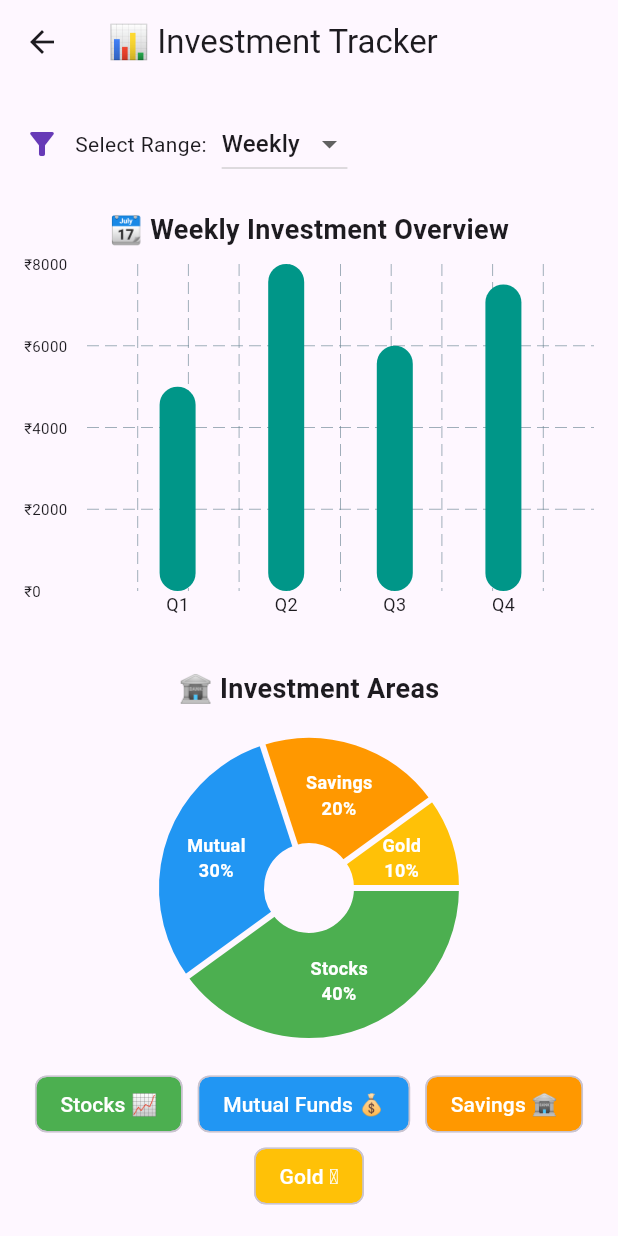
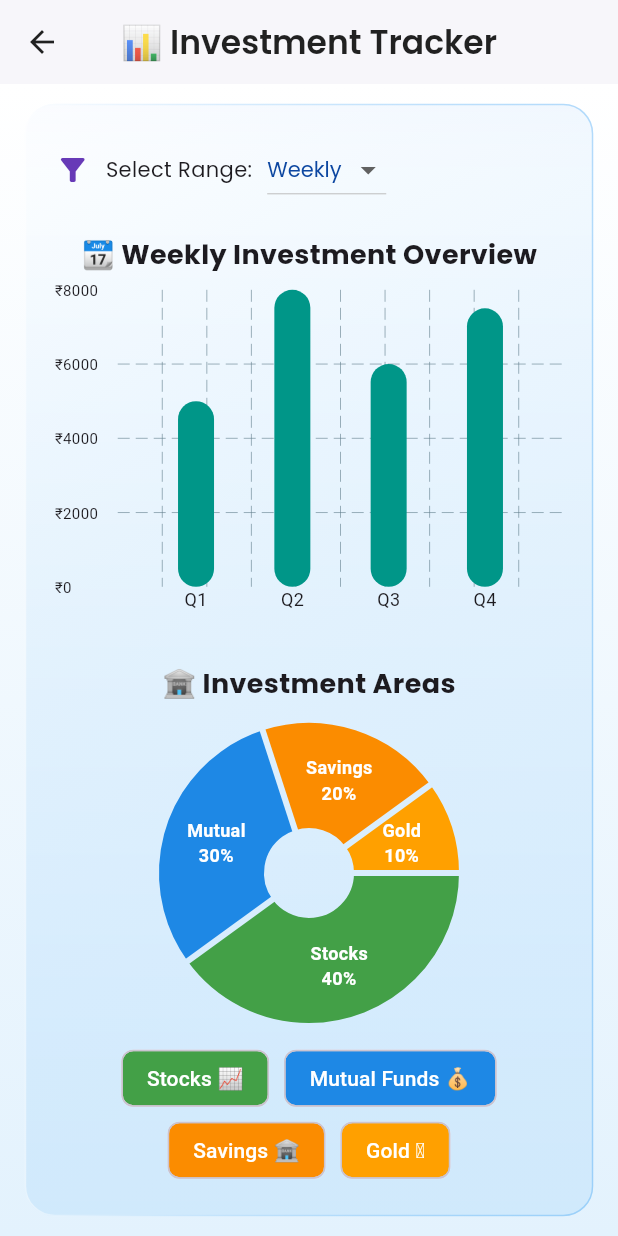
Before and after one commit to rakhi-1112/generic_voice_assistant, a Flutter app: the InvestmentTrackerScreen screen opened directly, on a phone screen of 412 x 824 dp. Run offline on Flutter 3.47's test engine with Material 3 defaults, Android fonts, the phone set to English and light mode, and no system bars; drawn by our look-alikes of fl_chart, glassmorphism; our stand-ins replace audioplayers, firebase_auth, firebase_core, flutter_animate, flutter_markdown, google_fonts and 4 more; missing offline and left inert: flutter_sound, record; accounts and stored records are empty.

Commit message:
css for tracker screen

```diff
--- a/frontend_flutter/lib/screens/investment_tracker/investment_tracker_screen.dart
+++ b/frontend_flutter/lib/screens/investment_tracker/investment_tracker_screen.dart
@@ -1,5 +1,7 @@
 import 'package:flutter/material.dart';
 import 'package:fl_chart/fl_chart.dart';
+import 'package:google_fonts/google_fonts.dart';
+import 'package:glassmorphism/glassmorphism.dart';
 
 class InvestmentTrackerScreen extends StatefulWidget {
   const InvestmentTrackerScreen({super.key});
@@ -63,23 +65,71 @@ class _InvestmentTrackerScreenState extends State<InvestmentTrackerScreen> {
   @override
   Widget build(BuildContext context) {
     return Scaffold(
+      backgroundColor: const Color(0xFFF1F5FF),
       appBar: AppBar(
-        title: const Text("📊 Investment Tracker"),
+        title: Text(
+          "📊 Investment Tracker",
+          style: GoogleFonts.poppins(color: Colors.black87, fontWeight: FontWeight.w600),
         ),
-      body: Padding(
-        padding: const EdgeInsets.all(16.0),
+        backgroundColor: Colors.white,
+        elevation: 1,
+        centerTitle: true,
+        foregroundColor: Colors.black87,
+      ),
+      body: Stack(
+        children: [
+          Positioned.fill(
+            child: Container(
+              decoration: const BoxDecoration(
+                gradient: LinearGradient(
+                  colors: [Colors.white, Color(0xFFE3F2FD)],
+                  begin: Alignment.topCenter,
+                  end: Alignment.bottomCenter,
+                ),
+              ),
+            ),
+          ),
+          Center(
+            child: GlassmorphicContainer(
+              width: MediaQuery.of(context).size.width * 0.92,
+              height: MediaQuery.of(context).size.height * 0.90,
+              borderRadius: 20,
+              blur: 20,
+              border: 1,
+              alignment: Alignment.center,
+              linearGradient: LinearGradient(
+                colors: [
+                  Colors.white.withOpacity(0.25),
+                  Colors.blue.withOpacity(0.1),
+                ],
+                begin: Alignment.topLeft,
+                end: Alignment.bottomRight,
+              ),
+              borderGradient: LinearGradient(
+                colors: [
+                  Colors.white.withOpacity(0.5),
+                  Colors.blue.withOpacity(0.3),
+                ],
+              ),
+              child: Padding(
+                padding: const EdgeInsets.all(20),
                 child: Column(
                   children: [
                     Row(
                       children: [
                         const Icon(Icons.filter_alt, color: Colors.deepPurple),
                         const SizedBox(width: 10),
-                const Text("Select Range:"),
+                        Text("Select Range:", style: GoogleFonts.poppins(fontSize: 14)),
                         const SizedBox(width: 10),
                         DropdownButton<String>(
                           value: _selectedRange,
+                          style: GoogleFonts.poppins(color: Colors.blue.shade900),
+                          dropdownColor: Colors.white,
                           items: ['Weekly', 'Monthly', 'All Time'].map((range) {
-                    return DropdownMenuItem(value: range, child: Text(range));
+                            return DropdownMenuItem(
+                              value: range,
+                              child: Text(range, style: GoogleFonts.poppins()),
+                            );
                           }).toList(),
                           onChanged: (value) {
                             setState(() {
@@ -96,11 +146,11 @@ class _InvestmentTrackerScreenState extends State<InvestmentTrackerScreen> {
                           : _selectedRange == 'Monthly'
                               ? "📅 Monthly Investment Overview"
                               : "📊 All-Time Investment Overview",
-              style: const TextStyle(fontSize: 18, fontWeight: FontWeight.bold),
+                      style: GoogleFonts.poppins(fontSize: 18, fontWeight: FontWeight.bold),
                     ),
                     const SizedBox(height: 10),
                     SizedBox(
-              height: 240,
+                      height: 220,
                       child: BarChart(
                         BarChartData(
                           barGroups: _currentBarData,
@@ -110,16 +160,15 @@ class _InvestmentTrackerScreenState extends State<InvestmentTrackerScreen> {
                               sideTitles: SideTitles(
                                 showTitles: true,
                                 reservedSize: 42,
-                        getTitlesWidget: (value, meta) =>
+                                getTitlesWidget: (value, _) =>
                                     Text('₹${value.toInt()}', style: const TextStyle(fontSize: 10)),
                               ),
                             ),
                             bottomTitles: AxisTitles(
                               sideTitles: SideTitles(
                                 showTitles: true,
-                        getTitlesWidget: (value, meta) {
-                          return Text("Q${value.toInt() + 1}", style: const TextStyle(fontSize: 12));
-                        },
+                                getTitlesWidget: (value, _) =>
+                                    Text("Q${value.toInt() + 1}", style: const TextStyle(fontSize: 12)),
                               ),
                             ),
                             topTitles: AxisTitles(sideTitles: SideTitles(showTitles: false)),
@@ -130,9 +179,9 @@ class _InvestmentTrackerScreenState extends State<InvestmentTrackerScreen> {
                       ),
                     ),
                     const SizedBox(height: 30),
-            const Text(
+                    Text(
                       "🏦 Investment Areas",
-              style: TextStyle(fontSize: 18, fontWeight: FontWeight.bold),
+                      style: GoogleFonts.poppins(fontSize: 18, fontWeight: FontWeight.bold),
                     ),
                     const SizedBox(height: 10),
                     Expanded(
@@ -168,21 +217,25 @@ class _InvestmentTrackerScreenState extends State<InvestmentTrackerScreen> {
                   ],
                 ),
               ),
+            ),
+          ),
+        ],
+      ),
     );
   }
 
   Color _getColor(String key) {
     switch (key) {
       case 'Stocks 📈':
-        return Colors.green;
+        return Colors.green.shade600;
       case 'Mutual Funds 💰':
-        return Colors.blue;
+        return Colors.blue.shade600;
       case 'Savings 🏦':
-        return Colors.orange;
+        return Colors.orange.shade600;
       case 'Gold 🪙':
-        return Colors.amber;
+        return Colors.amber.shade700;
       default:
-        return Colors.grey;
+        return Colors.grey.shade500;
     }
   }
 }
```
Lines whose indentation alone changed are shown as unchanged.
